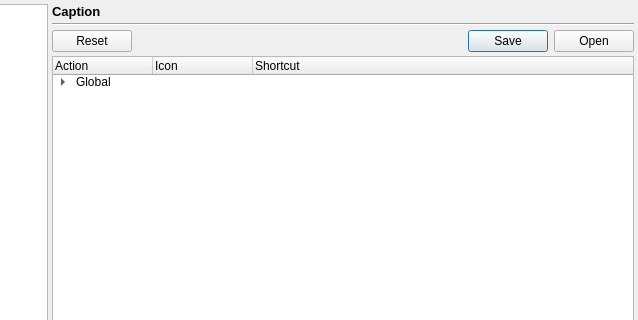
Before: the Qt Designer form Dialogs/PreferencesDialog.ui in enigma-dev/RadialGM, drawn with Qt 5; both pictures show x 212 to 850 and y 0 to 320 of the 850 by 589 pixel window.
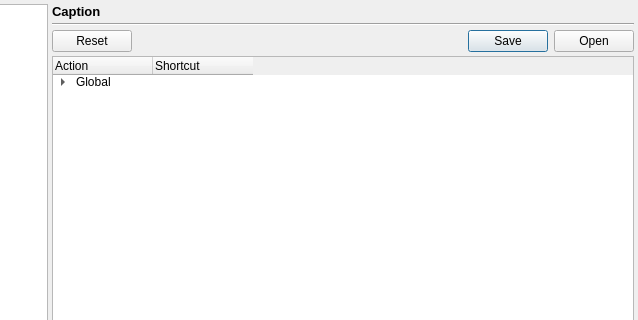
After: the same form once the commit is applied. Icons and pictures are not drawn.

Patch:
```diff
--- a/Dialogs/PreferencesDialog.ui
+++ b/Dialogs/PreferencesDialog.ui
@@ -339,18 +339,13 @@
                 <number>100</number>
                </attribute>
                <attribute name="headerStretchLastSection">
-                <bool>true</bool>
+                <bool>false</bool>
                </attribute>
                <column>
                 <property name="text">
                  <string>Action</string>
                 </property>
                </column>
-               <column>
-                <property name="text">
-                 <string>Icon</string>
-                </property>
-               </column>
                <column>
                 <property name="text">
                  <string>Shortcut</string>
```
Left out of the diff: 12 changed lines with no effect on the pictures.
